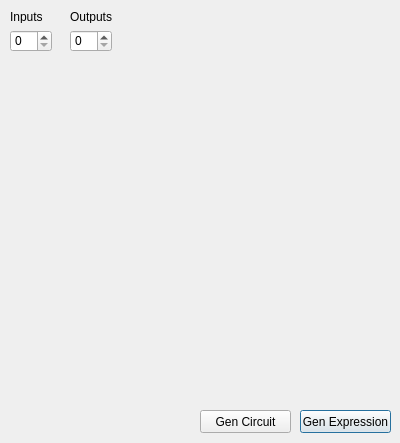
Old version of the form Application/Logic_Gate_Simulator/Dialogs/dlg_truthtable.ui in the repository ElliotHarding/Logic-Gate-Simulator.
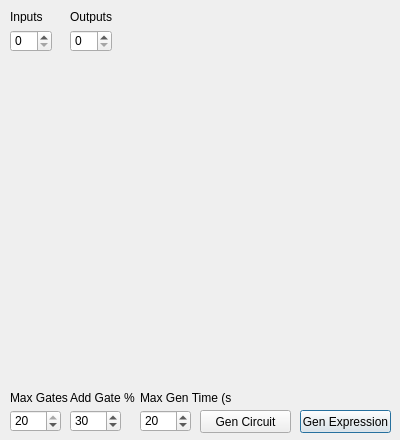
New version of the form.

Commit message: wip - starting on ui config for circuit gen

```diff
--- a/Application/Logic_Gate_Simulator/Dialogs/dlg_truthtable.ui
+++ b/Application/Logic_Gate_Simulator/Dialogs/dlg_truthtable.ui
@@ -7,7 +7,7 @@
     <x>0</x>
     <y>0</y>
     <width>400</width>
-    <height>443</height>
+    <height>440</height>
    </rect>
   </property>
   <property name="windowTitle">
@@ -85,6 +85,102 @@
     <string>Outputs</string>
    </property>
   </widget>
+  <widget class="QLabel" name="lbl_maxGates">
+   <property name="geometry">
+    <rect>
+     <x>10</x>
+     <y>390</y>
+     <width>91</width>
+     <height>16</height>
+    </rect>
+   </property>
+   <property name="text">
+    <string>Max Gates</string>
+   </property>
+  </widget>
+  <widget class="QSpinBox" name="spinBox_maxGenTime">
+   <property name="geometry">
+    <rect>
+     <x>140</x>
+     <y>410</y>
+     <width>51</width>
+     <height>22</height>
+    </rect>
+   </property>
+   <property name="minimum">
+    <number>1</number>
+   </property>
+   <property name="maximum">
+    <number>360</number>
+   </property>
+   <property name="value">
+    <number>20</number>
+   </property>
+  </widget>
+  <widget class="QSpinBox" name="spinBox_addGateChance">
+   <property name="geometry">
+    <rect>
+     <x>70</x>
+     <y>410</y>
+     <width>51</width>
+     <height>22</height>
+    </rect>
+   </property>
+   <property name="minimum">
+    <number>0</number>
+   </property>
+   <property name="maximum">
+    <number>100</number>
+   </property>
+   <property name="value">
+    <number>30</number>
+   </property>
+  </widget>
+  <widget class="QSpinBox" name="spinBox_maxGates">
+   <property name="geometry">
+    <rect>
+     <x>10</x>
+     <y>410</y>
+     <width>51</width>
+     <height>22</height>
+    </rect>
+   </property>
+   <property name="minimum">
+    <number>1</number>
+   </property>
+   <property name="maximum">
+    <number>20</number>
+   </property>
+   <property name="value">
+    <number>20</number>
+   </property>
+  </widget>
+  <widget class="QLabel" name="lbl_addGateChance">
+   <property name="geometry">
+    <rect>
+     <x>70</x>
+     <y>390</y>
+     <width>91</width>
+     <height>16</height>
+    </rect>
+   </property>
+   <property name="text">
+    <string>Add Gate %</string>
+   </property>
+  </widget>
+  <widget class="QLabel" name="lbl_maxGenTime">
+   <property name="geometry">
+    <rect>
+     <x>140</x>
+     <y>390</y>
+     <width>91</width>
+     <height>16</height>
+    </rect>
+   </property>
+   <property name="text">
+    <string>Max Gen Time (s)</string>
+   </property>
+  </widget>
  </widget>
  <resources/>
  <connections/>
```
